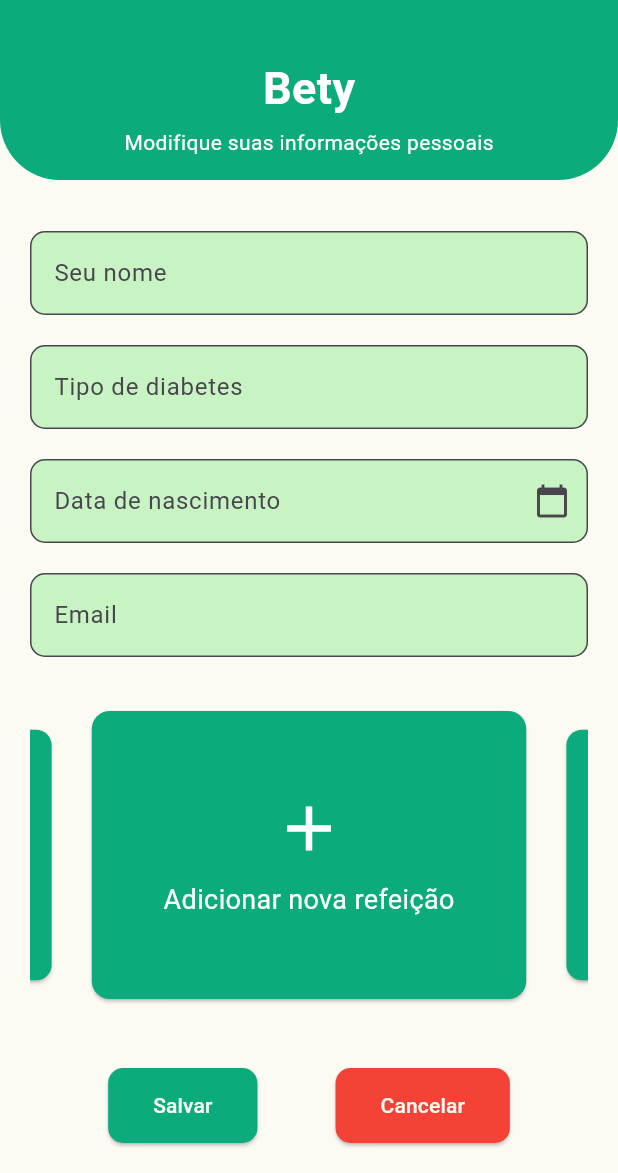
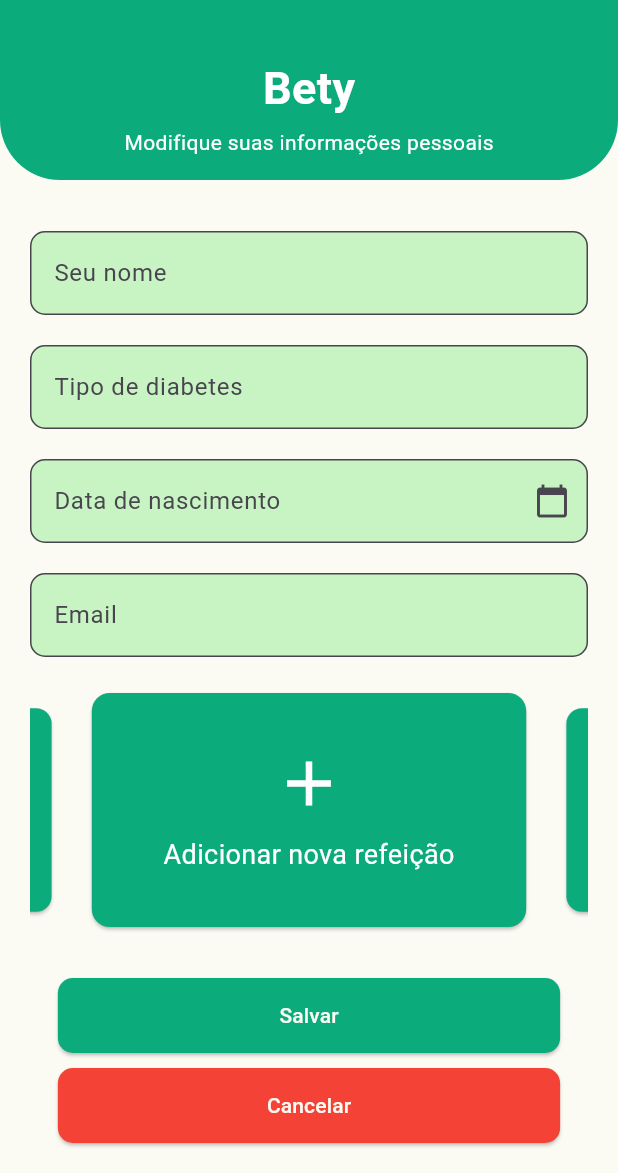
Before and after one commit to alanabclins/Bety-App-DSI, a Flutter app: the screen it shows once a user with an empty profile is signed in, item 4 of the bottom bar chosen, after a tap on "Alterar informações", on a phone screen of 412 x 824 dp, the part 63-1236 px from its top. Run offline on Flutter 3.47's test engine with Material 3 defaults, Android fonts, the phone set to English and light mode, and no system bars; drawn by our look-alikes of carousel_slider; our stand-ins replace cloud_firestore, firebase_auth, firebase_core, firebase_messaging, firebase_storage, geocoding and 3 more; accounts and stored records are empty; network calls fail; Roboto replaces fonts that are missing (Poppins).

Commit message:
Ajustes finais da da tela perfil e alterar dados

```diff
--- a/bety_app/lib/screens/altera_dados.dart
+++ b/bety_app/lib/screens/altera_dados.dart
@@ -161,7 +161,7 @@ class _DadosCadastraisScreenState extends State<DadosCadastraisScreen> {
                 fillColor: const Color.fromARGB(255, 199, 244, 194),
                 border: OutlineInputBorder(
                   borderRadius: BorderRadius.circular(10),
-                  )
+                ),
               ),
             ),
             const SizedBox(height: 20),
@@ -198,7 +198,7 @@ class _DadosCadastraisScreenState extends State<DadosCadastraisScreen> {
                 fillColor: const Color.fromARGB(255, 199, 244, 194),
                 border: OutlineInputBorder(
                   borderRadius: BorderRadius.circular(10),
-                  )
+                ),
               ),
             ),
             SizedBox(height: 20.0),
@@ -218,7 +218,7 @@ class _DadosCadastraisScreenState extends State<DadosCadastraisScreen> {
                       height: 200.0,
                       autoPlay: true,
                       enlargeCenterPage: true,
-          aspectRatio: 16/9,
+                      aspectRatio: 16 / 9,
                       viewportFraction: 0.8,
                     ),
                     items: [
@@ -310,18 +310,17 @@ class _DadosCadastraisScreenState extends State<DadosCadastraisScreen> {
                 },
               ),
             ),
-
-
             const SizedBox(height: 30),
-            Row(
-              mainAxisAlignment: MainAxisAlignment.spaceEvenly,
-              children: [
-                ElevatedButton(
+            FractionallySizedBox(
+              widthFactor: 0.9, // 90% da largura disponível
+              child: SizedBox(
+                height: 50, // Altura constante
+                child: ElevatedButton(
                   onPressed: () {
                     CustomAlertDialog.show(
                       context: context,
                       title: 'Salvar alterações',
-                      content: 'Você tem certeza que deseja salver as alterações?',
+                      content: 'Você tem certeza que deseja salvar as alterações?',
                       onConfirm: () {
                         _handleButtonPress();
                       },
@@ -331,13 +330,19 @@ class _DadosCadastraisScreenState extends State<DadosCadastraisScreen> {
                   style: ElevatedButton.styleFrom(
                     backgroundColor: Color(0xFF0BAB7C),
                     foregroundColor: Color(0xFFFBFAF3),
-                    padding: EdgeInsets.symmetric(horizontal: 30, vertical: 15),
                     shape: RoundedRectangleBorder(
                       borderRadius: BorderRadius.circular(10),
                     ),
                   ),
                 ),
-                ElevatedButton(
+              ),
+            ),
+            SizedBox(height: 10), // Espaço entre os botões
+            FractionallySizedBox(
+              widthFactor: 0.9, // 90% da largura disponível
+              child: SizedBox(
+                height: 50, // Altura constante
+                child: ElevatedButton(
                   onPressed: () {
                     Navigator.pop(context);
                   },
@@ -345,13 +350,12 @@ class _DadosCadastraisScreenState extends State<DadosCadastraisScreen> {
                   style: ElevatedButton.styleFrom(
                     backgroundColor: Colors.red,
                     foregroundColor: Color(0xFFFBFAF3),
-                    padding: EdgeInsets.symmetric(horizontal: 30, vertical: 15),
                     shape: RoundedRectangleBorder(
                       borderRadius: BorderRadius.circular(10),
                     ),
                   ),
                 ),
-              ],
+              ),
             ),
           ],
         ),
```
Also changed, not shown: bety_app/lib/screens/adicionar_refeicao_screen.dart (+17 -11 lines). Lines whose indentation alone changed are shown as unchanged.
